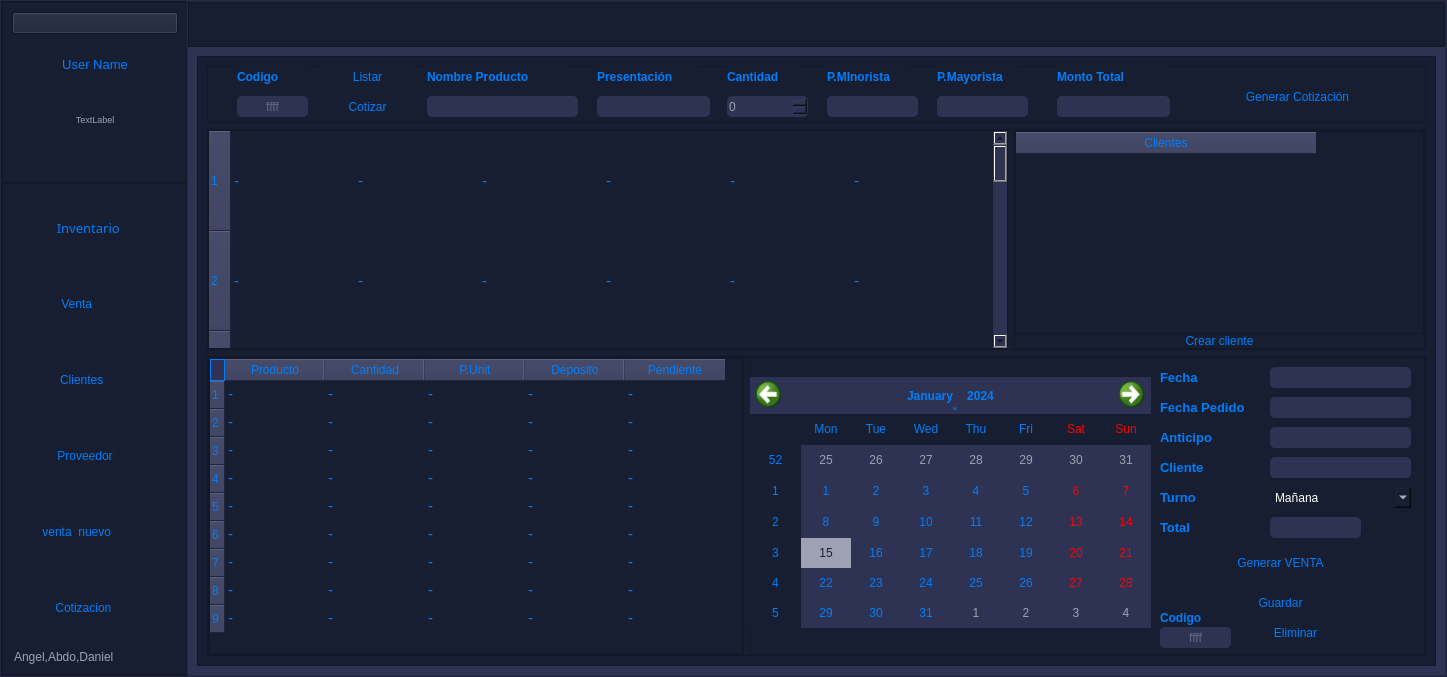
The window that View/nuevo_menu.ui (DanielSajvin/Proyecto_basedatos) describes before a commit, drawn with Qt 5.
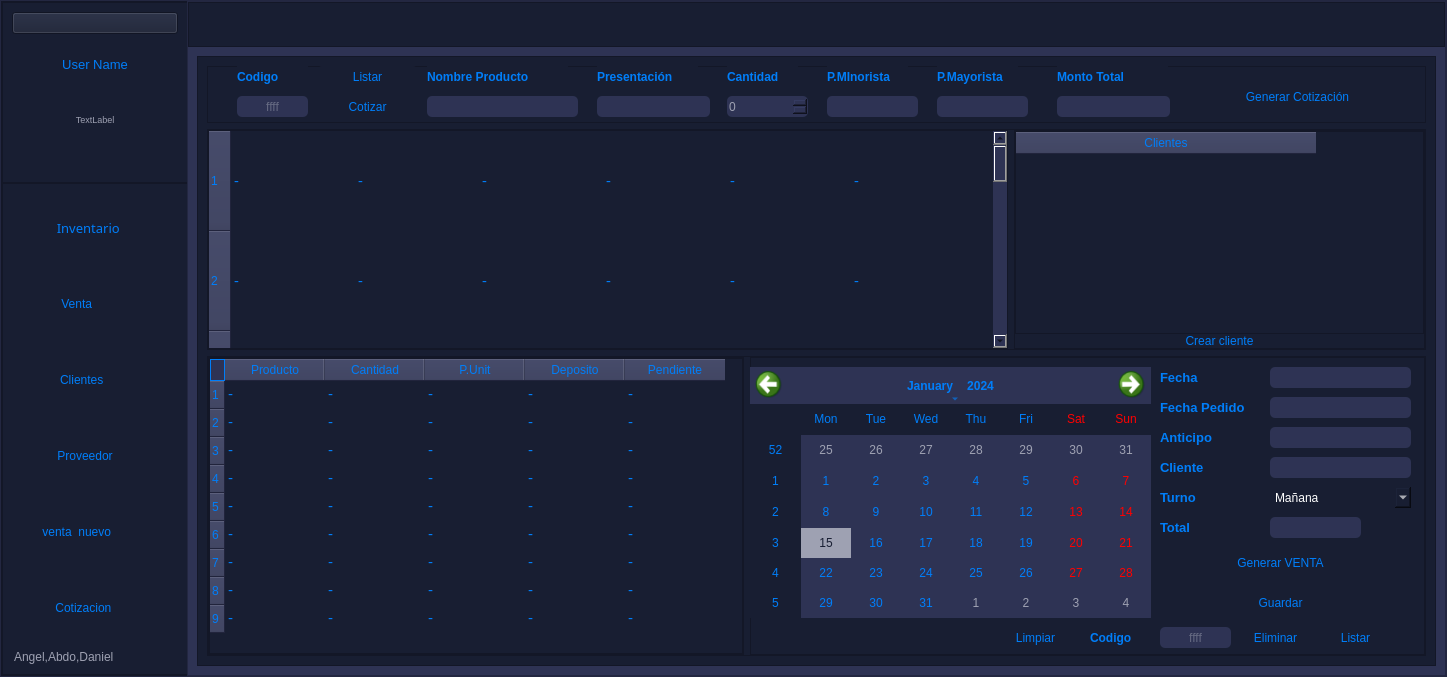
The same window after the commit. The open tabs and pages were chosen to show the change. Icons and pictures are not drawn.

Commit message: cambios para localizar clientes en venta

Patch:
```diff
--- a/View/nuevo_menu.ui
+++ b/View/nuevo_menu.ui
@@ -2594,7 +2594,7 @@
                        <property name="geometry">
                         <rect>
                          <x>0</x>
-                         <y>20</y>
+                         <y>10</y>
                          <width>401</width>
                          <height>251</height>
                         </rect>
@@ -2902,9 +2902,9 @@
                       <widget class="QLabel" name="label_28">
                        <property name="geometry">
                         <rect>
-                         <x>410</x>
-                         <y>250</y>
-                         <width>71</width>
+                         <x>340</x>
+                         <y>270</y>
+                         <width>61</width>
                          <height>21</height>
                         </rect>
                        </property>
@@ -2941,10 +2941,10 @@
                       <widget class="QPushButton" name="bot_agregar_2">
                        <property name="geometry">
                         <rect>
-                         <x>510</x>
-                         <y>260</y>
+                         <x>490</x>
+                         <y>270</y>
                          <width>71</width>
-                         <height>31</height>
+                         <height>21</height>
                         </rect>
                        </property>
                        <property name="text">
@@ -2970,6 +2970,32 @@
                         <bool>true</bool>
                        </property>
                       </widget>
+                      <widget class="QPushButton" name="btn_listar_tabla_v">
+                       <property name="geometry">
+                        <rect>
+                         <x>570</x>
+                         <y>270</y>
+                         <width>71</width>
+                         <height>21</height>
+                        </rect>
+                       </property>
+                       <property name="text">
+                        <string>Listar</string>
+                       </property>
+                      </widget>
+                      <widget class="QPushButton" name="btn_limpiar">
+                       <property name="geometry">
+                        <rect>
+                         <x>250</x>
+                         <y>270</y>
+                         <width>71</width>
+                         <height>21</height>
+                        </rect>
+                       </property>
+                       <property name="text">
+                        <string>Limpiar</string>
+                       </property>
+                      </widget>
                      </widget>
                     </item>
                    </layout>
```
Left out of the diff: 2 changed lines with no effect on the pictures.
